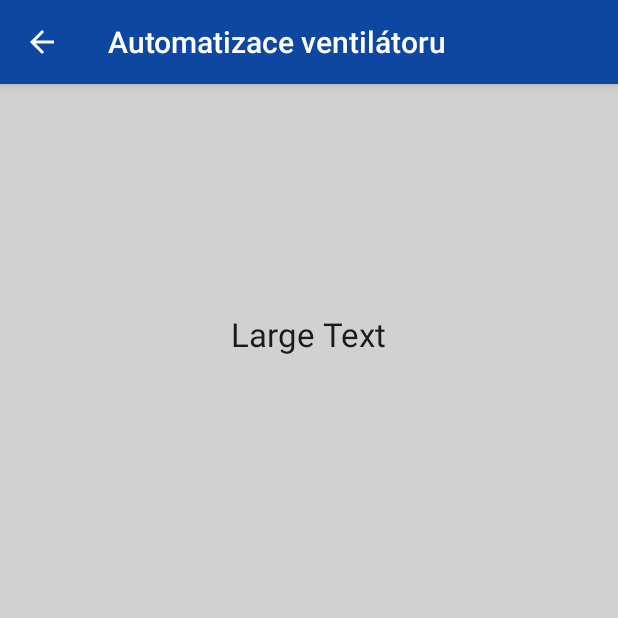
After one commit to luffycheung/macekIOT, an Android app: the detailsactivity screen opened directly, with no data from a screen before it, on a phone screen of 412 x 824 dp, the top half of it. The commit adds this screen. Run offline under Robolectric (Android 15) with nearby library versions, the phone set to English and light mode, and no system bars.

Commit message:
zmergovani vseho do sebe

```diff
--- /dev/null
+++ b/MacekInternetofthings/app/src/main/java/com/example/martin/macekinternetofthings/detailsactivity.java
@@ -0,0 +1,25 @@
+package com.example.martin.macekinternetofthings;
+
+import android.app.ActionBar;
+import android.content.Intent;
+import android.os.Bundle;
+import android.app.Activity;
+import android.support.v7.app.ActionBarActivity;
+import android.support.v7.app.AppCompatActivity;
+import android.view.View;
+import android.view.Window;
+import android.widget.Button;
+
+public class detailsactivity extends AppCompatActivity {
+
+    @Override
+    protected void onCreate(Bundle savedInstanceState) {
+        super.onCreate(savedInstanceState);
+        requestWindowFeature(Window.FEATURE_ACTION_BAR);
+        setContentView(R.layout.activity_details);
+
+
+    }
+
+
+}
--- /dev/null
+++ b/MacekInternetofthings/app/src/main/res/layout/activity_details.xml
@@ -0,0 +1,25 @@
+<?xml version="1.0" encoding="utf-8"?>
+<RelativeLayout xmlns:android="http://schemas.android.com/apk/res/android"
+    xmlns:tools="http://schemas.android.com/tools"
+    android:layout_width="match_parent"
+    android:layout_height="match_parent"
+    xmlns:app="http://schemas.android.com/apk/res-auto"
+    android:paddingBottom="@dimen/activity_vertical_margin"
+    android:paddingLeft="@dimen/activity_horizontal_margin"
+    android:paddingRight="@dimen/activity_horizontal_margin"
+    android:paddingTop="@dimen/activity_vertical_margin"
+    tools:context="com.example.martin.macekinternetofthings.detailsactivity"
+    android:background="@color/colorBackground"
+    app:contentScrim="?attr/colorPrimary">
+
+    <TextView
+        android:layout_width="wrap_content"
+        android:layout_height="wrap_content"
+        android:textAppearance="?android:attr/textAppearanceLarge"
+        android:text="Large Text"
+        android:id="@+id/textView22"
+        android:layout_alignParentTop="true"
+        android:layout_centerHorizontal="true"
+        android:layout_marginTop="136dp" />
+
+</RelativeLayout>
--- a/MacekInternetofthings/app/src/main/res/values/colors.xml
+++ b/MacekInternetofthings/app/src/main/res/values/colors.xml
@@ -9,5 +9,6 @@
     <color name="spark_line_color">#000000</color>
     <color name="spark_base_line_color">#757577</color>
     <color name="spark_scrub_line_color">#757577</color>
+    <color name="colorBackground">#d1d1d1</color>
 
 </resources>
```
Also changed, not shown: MacekInternetofthings/app/src/main/AndroidManifest.xml (+14 -0 lines), MacekInternetofthings/app/src/main/java/com/example/martin/macekinternetofthings/MainActivity.java (+40 -109 lines), MacekInternetofthings/app/src/main/res/layout/content_main.xml (+9 -0 lines).
